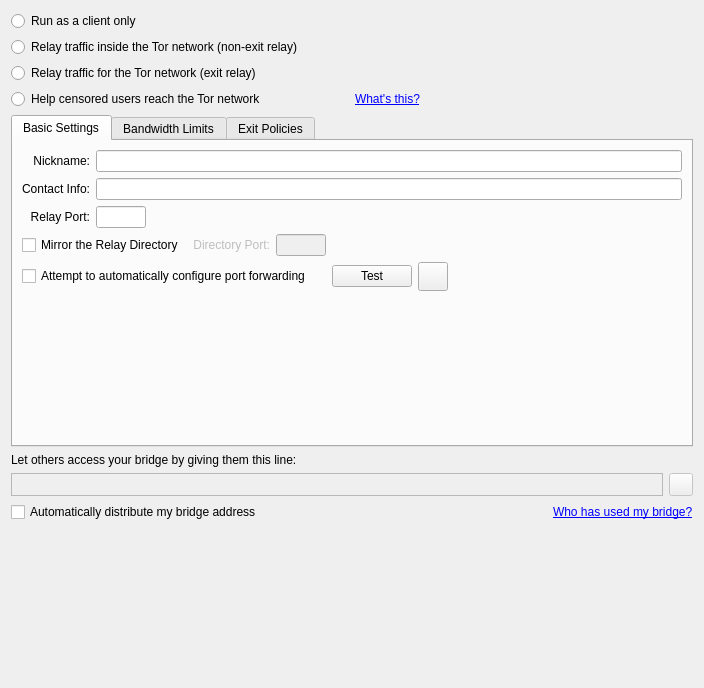
Before: the Qt Designer form src/vidalia/config/ServerPage.ui in a-ilin/vidalia, drawn with Qt 5.
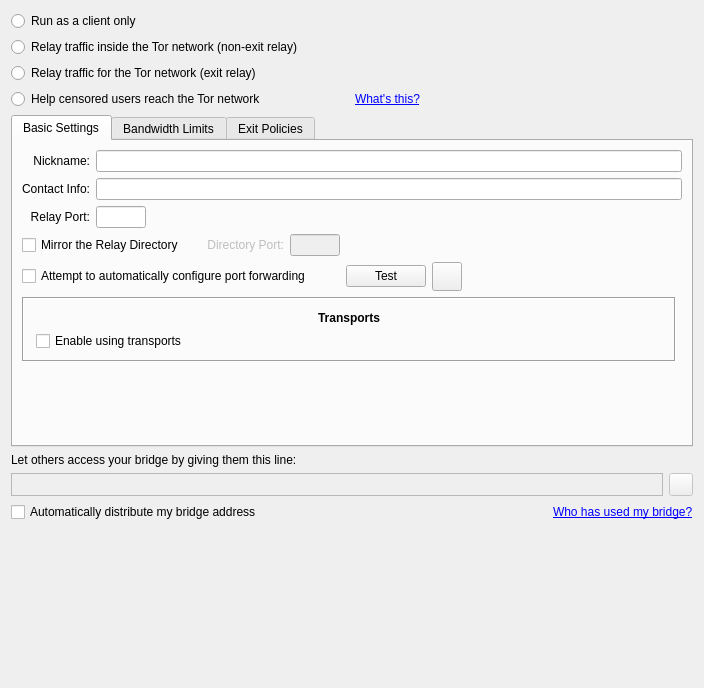
After: the same form once the commit is applied. The open tabs and pages were chosen to show the change. Icons and pictures are not drawn.

Commit message: Configure bridge with transport support

Diff of the .ui file:
```diff
--- a/src/vidalia/config/ServerPage.ui
+++ b/src/vidalia/config/ServerPage.ui
@@ -77,7 +77,7 @@
          </sizepolicy>
         </property>
         <property name="currentIndex">
-         <number>1</number>
+         <number>0</number>
         </property>
         <widget class="QWidget" name="ServerConfig">
          <attribute name="title">
@@ -116,7 +116,7 @@
             </property>
            </widget>
           </item>
-          <item row="3" column="6">
+          <item row="3" column="5">
            <spacer>
             <property name="orientation">
              <enum>Qt::Horizontal</enum>
@@ -129,7 +129,7 @@
             </property>
            </spacer>
           </item>
-          <item row="4" column="0" colspan="6">
+          <item row="4" column="0" colspan="5">
            <widget class="QCheckBox" name="chkEnableUpnp">
             <property name="contextMenuPolicy">
              <enum>Qt::NoContextMenu</enum>
@@ -142,7 +142,7 @@
             </property>
            </widget>
           </item>
-          <item row="4" column="6">
+          <item row="4" column="5">
            <layout class="QHBoxLayout">
             <item>
              <widget class="QPushButton" name="btnTestUpnp">
@@ -192,7 +192,7 @@
             </item>
            </layout>
           </item>
-          <item row="1" column="1" colspan="7">
+          <item row="1" column="1" colspan="6">
            <widget class="QLineEdit" name="lineServerContact">
             <property name="cursor">
              <cursorShape>IBeamCursor</cursorShape>
@@ -206,7 +206,7 @@
             </property>
            </widget>
           </item>
-          <item row="3" column="3" colspan="3">
+          <item row="3" column="3" colspan="2">
            <layout class="QHBoxLayout">
             <item>
              <widget class="QLabel" name="lblDirPort">
@@ -276,20 +276,7 @@
             </property>
            </widget>
           </item>
-          <item row="2" column="2" colspan="6">
-           <spacer>
-            <property name="orientation">
-             <enum>Qt::Horizontal</enum>
-            </property>
-            <property name="sizeHint" stdset="0">
-             <size>
-              <width>321</width>
-              <height>20</height>
-             </size>
-            </property>
-           </spacer>
-          </item>
-          <item row="8" column="0">
+          <item row="6" column="0">
            <spacer>
             <property name="orientation">
              <enum>Qt::Vertical</enum>
@@ -302,7 +289,20 @@
             </property>
            </spacer>
           </item>
-          <item row="3" column="5" colspan="2">
+          <item row="2" column="2" colspan="5">
+           <spacer>
+            <property name="orientation">
+             <enum>Qt::Horizontal</enum>
+            </property>
+            <property name="sizeHint" stdset="0">
+             <size>
+              <width>321</width>
+              <height>20</height>
+             </size>
+            </property>
+           </spacer>
+          </item>
+          <item row="3" column="4" colspan="2">
            <spacer>
             <property name="orientation">
              <enum>Qt::Horizontal</enum>
@@ -315,7 +315,7 @@
             </property>
            </spacer>
           </item>
-          <item row="0" column="1" colspan="7">
+          <item row="0" column="1" colspan="6">
            <widget class="QLineEdit" name="lineServerNickname">
             <property name="cursor">
              <cursorShape>IBeamCursor</cursorShape>
@@ -381,6 +381,50 @@
             </property>
            </widget>
           </item>
+          <item row="5" column="0" colspan="6">
+           <widget class="QFrame" name="transportsFrame">
+            <property name="frameShape">
+             <enum>QFrame::Box</enum>
+            </property>
+            <property name="frameShadow">
+             <enum>QFrame::Sunken</enum>
+            </property>
+            <property name="lineWidth">
+             <number>1</number>
+            </property>
+            <property name="midLineWidth">
+             <number>0</number>
+            </property>
+            <layout class="QVBoxLayout" name="verticalLayout">
+             <property name="leftMargin">
+              <number>12</number>
+             </property>
+             <property name="topMargin">
+              <number>12</number>
+             </property>
+             <property name="rightMargin">
+              <number>12</number>
+             </property>
+             <item>
+              <widget class="QLabel" name="label_9">
+               <property name="text">
+                <string>&lt;b&gt;Transports&lt;/b&gt;</string>
+               </property>
+               <property name="alignment">
+                <set>Qt::AlignCenter</set>
+               </property>
+              </widget>
+             </item>
+             <item>
+              <widget class="QCheckBox" name="chkEnableTransports">
+               <property name="text">
+                <string>Enable using transports</string>
+               </property>
+              </widget>
+             </item>
+            </layout>
+           </widget>
+          </item>
          </layout>
         </widget>
         <widget class="QWidget" name="BandwidthLimits">
```
The commit also changes 5 other files.
